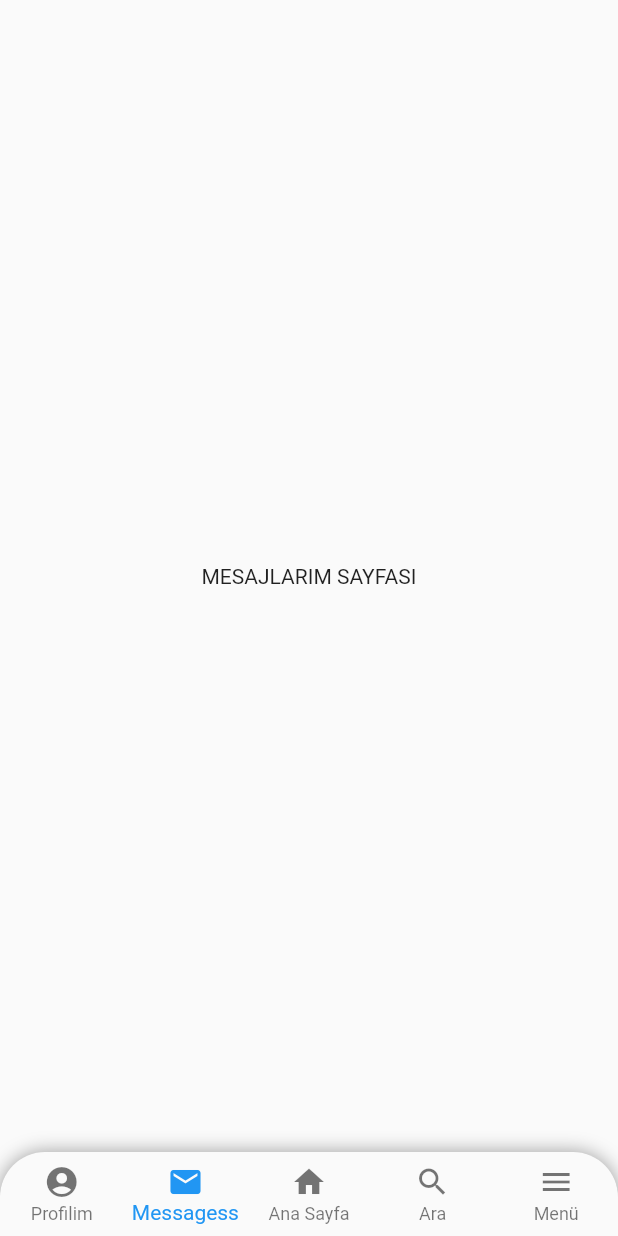
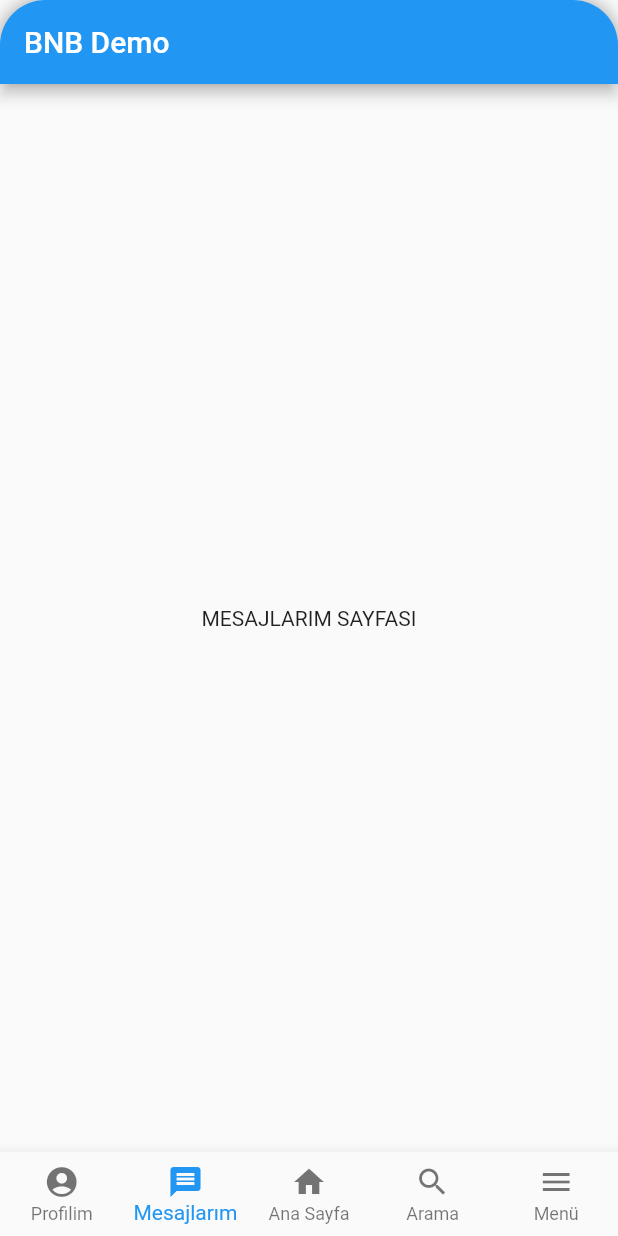
Before and after one commit to abdullah017/Flutter_BottomNavbarWithDrawer, a Flutter app: the screen it shows after launch, item 2 of the bottom bar chosen, on a phone screen of 412 x 824 dp. Run offline on Flutter 3.47's test engine with Material 2 defaults, Android fonts, the phone set to English and light mode, and no system bars.

Commit message:
Edit&Create=customBottomMenu

```diff
--- /dev/null
+++ b/lib/customBottomMenu.dart
@@ -0,0 +1,144 @@
+import 'package:flutter/material.dart';
+import 'listPage.dart';
+
+// import 'a_tab_view.dart';
+// import 'b_tab_view.dart';
+// import 'c_tab_view.dart';
+
+class BnbDemo extends StatefulWidget {
+  @override
+  _BnbDemoState createState() => _BnbDemoState();
+}
+
+class _BnbDemoState extends State<BnbDemo> {
+  /// [1] BottomNavigationBar'da yer alacak sayfaların listesi
+  final _currentTabPages = <Widget>[
+    MenuText("PROFİLİM SAYFASI"),
+    MenuText("MESAJLARIM SAYFASI"),
+    ListPage(),
+    MenuText("ARAMA SAYFASI"),
+    MenuText("MENU SAYFASI"),
+  ];
+
+  /// [2] Sayfanın indisini tutuyor.
+  int _currentIndex = 2;
+
+  @override
+  Widget build(BuildContext context) {
+    return _buildScaffold(context);
+  }
+
+  Scaffold _buildScaffold(BuildContext context) {
+    return Scaffold(
+      appBar: _buildAppBar(),
+      body: _buildSafeArea(),
+      bottomNavigationBar: _buildBottomNavigationBar(context),
+    );
+  }
+
+  AppBar _buildAppBar() {
+    return AppBar(
+      title: Text('BNB Demo'),
+    );
+  }
+
+  SafeArea _buildSafeArea() {
+    return SafeArea(
+      /// [3] BottomNavigationBar'da [1]'deki sayfalardan gösterilecek olanı
+      /// currentIndex değerine göre belirliyoruz
+      child: _currentTabPages[_currentIndex],
+    );
+  }
+
+  BottomNavigationBar _buildBottomNavigationBar(BuildContext context) {
+    return BottomNavigationBar(
+      type: BottomNavigationBarType.fixed,
+
+      /// [4] Geçerli olan indis
+      currentIndex: _currentIndex,
+      selectedItemColor: Theme.of(context).accentColor,
+
+      /// [5] BNB'de seçilen sekmeye göre ne olacağını ayarlıyoruz
+      onTap: _onTap,
+
+      /// [6] Sekmede yerleştirilecek olan sayfaları temsil eden tıklama alanı
+      items: _items,
+    );
+  }
+
+  void _onTap(selectedIndex) {
+    /// Seçilen(selectedIndex) ile Görünen (_currentIndex) değer aynı
+    /// ise setState çalışmasın
+    if (selectedIndex == _currentIndex) {
+      return;
+    }
+
+    /// selectedIndex değerini [_currentIndex'e atadık]
+    setState(() {
+      debugPrint('değer: $selectedIndex');
+      _currentIndex = selectedIndex;
+    });
+  }
+
+  List<BottomNavigationBarItem> get _items {
+    return <BottomNavigationBarItem>[
+      _buildABottomNavigationBarItem(),
+      _buildBBottomNavigationBarItem(),
+      _buildCBottomNavigationBarItem(),
+      _buildDBottomNavigationBarItem(),
+      _buildEBottomNavigationBarItem(),
+    ];
+  }
+
+  BottomNavigationBarItem _buildABottomNavigationBarItem() {
+    return BottomNavigationBarItem(
+      icon: Icon(Icons.account_circle_rounded), //, color: Colors.grey, size: 30
+      label: 'Profilim',
+      // activeIcon: Icon(Icons.home),
+    );
+  }
+
+  BottomNavigationBarItem _buildBBottomNavigationBarItem() {
+    return BottomNavigationBarItem(
+      icon: Icon(Icons.message),
+      label: 'Mesajlarım',
+      // activeIcon: Icon(Icons.hotel),
+    );
+  }
+
+  BottomNavigationBarItem _buildCBottomNavigationBarItem() {
+    return BottomNavigationBarItem(
+      icon: Icon(Icons.home),
+      label: 'Ana Sayfa',
+      // activeIcon: Icon(Icons.map),
+    );
+  }
+
+  BottomNavigationBarItem _buildDBottomNavigationBarItem() {
+    return BottomNavigationBarItem(
+      icon: Icon(Icons.search),
+      label: 'Arama', //,
+      //activeIcon: Icon(Icons.menu),
+    );
+  }
+
+  BottomNavigationBarItem _buildEBottomNavigationBarItem() {
+    return BottomNavigationBarItem(
+      icon: Icon(Icons.menu),
+      label: 'Menü', //,
+      // activeIcon: Icon(Icons.menu),
+    );
+  }
+}
+
+class MenuText extends StatelessWidget {
+  final String txt;
+  MenuText(this.txt);
+
+  @override
+  Widget build(BuildContext context) {
+    return Container(
+      child: Center(child: Text(txt)),
+    );
+  }
+}
--- a/lib/main.dart
+++ b/lib/main.dart
@@ -1,4 +1,4 @@
-import 'package:diyet/listPage.dart';
+import 'package:diyet/customBottomMenu.dart';
 import 'package:flutter/material.dart';
 
 void main() {
@@ -9,7 +9,7 @@ class MyApp extends StatelessWidget {
   @override
   Widget build(BuildContext context) {
     return MaterialApp(
-      home: MyHomePage(),
+      home: SafeArea(child: MyHomePage()),
     );
   }
 }
@@ -22,54 +22,18 @@ class MyHomePage extends StatefulWidget {
 }
 
 class _MyHomePageState extends State<MyHomePage> {
-  int _currentIndex = 2;
-  final List<Widget> _children = [
-    MenuText("PROFİLİM SAYFASI"),
-    MenuText("MESAJLARIM SAYFASI"),
-    ListPage(),
-    MenuText("ARAMA SAYFASI"),
-    MenuText("MENU SAYFASI"),
-  ];
   GlobalKey<ScaffoldState> _drawerKey = GlobalKey();
   @override
   Widget build(BuildContext context) {
     return Scaffold(
       key: _drawerKey,
-        drawer: Drawer(
-        child: ListView(
-          padding: EdgeInsets.zero,
-          children: <Widget>[
-            DrawerHeader(
-              child: Text('Drawer Header'),
-              decoration: BoxDecoration(
-                color: Colors.blue,
-              ),
-            ),
-            ListTile(
-              title: Text('Item 1'),
-              onTap: () {
-                // Update the state of the app
-                // ...
-                // Then close the drawer
-                Navigator.pop(context);
-              },
-            ),
-            ListTile(
-              title: Text('Item 2'),
-              onTap: () {
-                // Update the state of the app
-                // ...
-                // Then close the drawer
-                Navigator.pop(context);
-              },
-            ),
-          ],
-        ),
-        ),
+      drawer: Drawer(),
       bottomNavigationBar: Container(
         decoration: BoxDecoration(
           borderRadius: BorderRadius.only(
-                topRight: Radius.circular(30), topLeft: Radius.circular(30)),
+            topRight: Radius.circular(30),
+            topLeft: Radius.circular(30),
+          ),
           boxShadow: [
             BoxShadow(color: Colors.black38, spreadRadius: 0, blurRadius: 10),
           ],
@@ -79,45 +43,9 @@ class _MyHomePageState extends State<MyHomePage> {
             topLeft: Radius.circular(30.0),
             topRight: Radius.circular(30.0),
           ),
-            child: BottomNavigationBar(
-              currentIndex: _currentIndex,
-              onTap: onTabTapped,
-              type: BottomNavigationBarType.fixed,
-              items: [
-                BottomNavigationBarItem(
-                  label: "Profilim",
-                  icon: new Icon(Icons.account_circle_rounded),
-                ),
-                BottomNavigationBarItem(
-                  icon: new Icon(Icons.mail),
-                  label: "Messagess",
-                ),
-                BottomNavigationBarItem(
-                    icon: Icon(Icons.home), label: "Ana Sayfa"),
-                BottomNavigationBarItem(icon: Icon(Icons.search), label: "Ara"),
-                BottomNavigationBarItem(icon: Icon(Icons.menu), label: "Menü")
-              ],
+          child: BnbDemo(),
         ),
       ),
-        ),
-        body: _children[_currentIndex]);
-  }
-
-  void onTabTapped(int index) {
-    setState(() {
-      index == 4 ? _drawerKey.currentState.openDrawer() : _currentIndex = index;
-    });
-  }
-}
-
-class MenuText extends StatelessWidget {
-  final String txt;
-  MenuText(this.txt);
-
-  @override
-  Widget build(BuildContext context) {
-    return Container(
-      child: Center(child: Text(txt)),
     );
   }
 }
--- a/pubspec.yaml
+++ b/pubspec.yaml
@@ -23,6 +23,7 @@ environment:
 dependencies:
   flutter:
     sdk: flutter
+  flutter_svg:
 
 
   # The following adds the Cupertino Icons font to your application.
```
Also changed, not shown: pubspec.lock. Lines whose indentation alone changed are shown as unchanged.
